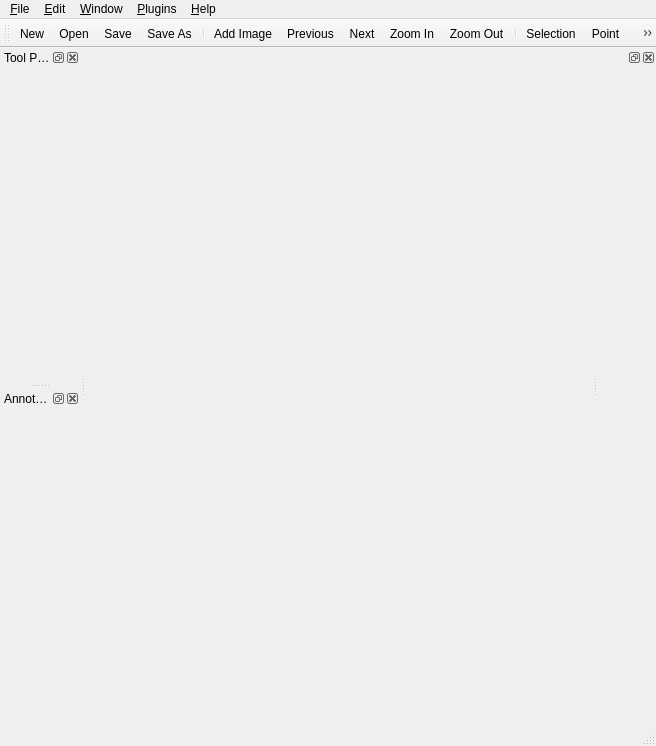
This is labeltool.ui in cvhciKIT/sloth as Qt 5 draws it before an edit. The edited form follows.
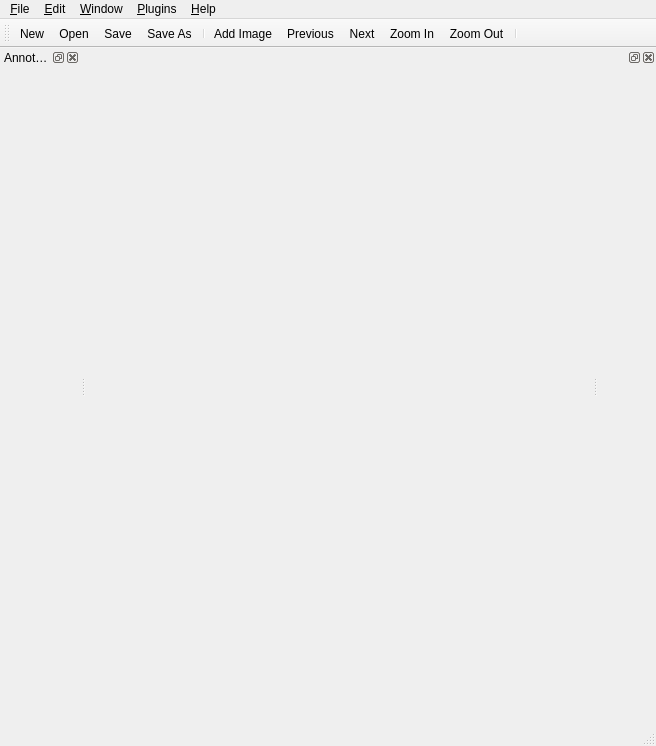
This is the edited form. Icons and pictures are not drawn.

Commit message: rename UI widgets

```diff
--- a/labeltool.ui
+++ b/labeltool.ui
@@ -84,39 +84,8 @@
    <addaction name="actionZoom_In"/>
    <addaction name="actionZoom_Out"/>
    <addaction name="separator"/>
-   <addaction name="actionSelection"/>
-   <addaction name="actionPoint"/>
-   <addaction name="actionRectangle"/>
-   <addaction name="actionMask"/>
   </widget>
-  <widget class="QDockWidget" name="dockToolProperties">
-   <property name="enabled">
-    <bool>true</bool>
-   </property>
-   <property name="minimumSize">
-    <size>
-     <width>80</width>
-     <height>44</height>
-    </size>
-   </property>
-   <property name="floating">
-    <bool>false</bool>
-   </property>
-   <property name="features">
-    <set>QDockWidget::AllDockWidgetFeatures</set>
-   </property>
-   <property name="allowedAreas">
-    <set>Qt::AllDockWidgetAreas</set>
-   </property>
-   <property name="windowTitle">
-    <string>Tool Properties</string>
-   </property>
-   <attribute name="dockWidgetArea">
-    <number>1</number>
-   </attribute>
-   <widget class="QWidget" name="dockToolWidgetContents"/>
-  </widget>
-  <widget class="QDockWidget" name="dockAnnotationTree">
+  <widget class="QDockWidget" name="dockAnnotationButtons">
    <property name="enabled">
     <bool>true</bool>
    </property>
@@ -132,7 +101,7 @@
    <attribute name="dockWidgetArea">
     <number>1</number>
    </attribute>
-   <widget class="QWidget" name="dockAnnotationWidgetContents"/>
+   <widget class="QWidget" name="dockAnnotationButtonsWidgetContents"/>
   </widget>
   <widget class="QDockWidget" name="dockBatchLabel">
    <attribute name="dockWidgetArea">
```
Left out of the diff: 6 changed lines with no effect on the pictures. The commit also changes 1 other file.
